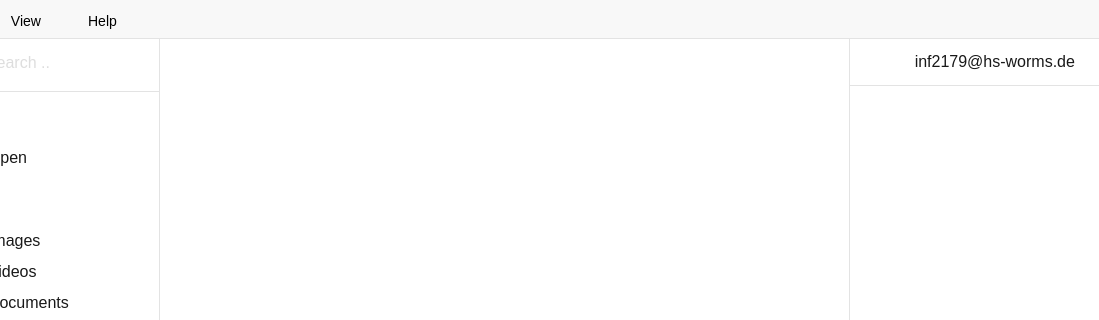
Qt form src/mainwindow.ui (Gitnoter/vemoria2) before a commit; both pictures show x 90 to 1189 and y 0 to 320 of the 1189 by 722 pixel window.
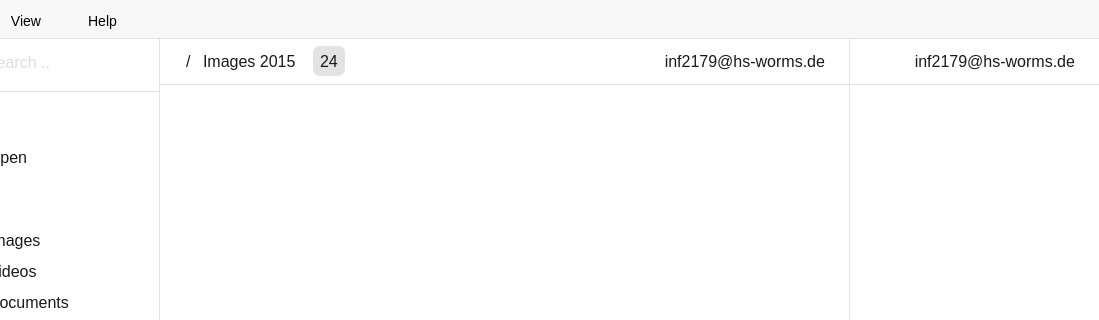
The same form after that commit. Icons and pictures are not drawn.

The edit to the form file:
```diff
--- a/src/mainwindow.ui
+++ b/src/mainwindow.ui
@@ -1124,11 +1124,223 @@
        background-color:#FFF;
        border-top:1px solid #e3e3e3;
 }</string>
-       </property>
-       <layout class="QGridLayout" name="gridLayout_10" rowstretch="0" columnstretch="0"/>
-      </widget>
-     </item>
-     <item>
+        </property>
+        <layout class="QGridLayout" name="gridLayout_10" rowstretch="0" columnstretch="0">
+         <property name="leftMargin">
+          <number>0</number>
+         </property>
+         <property name="topMargin">
+          <number>0</number>
+         </property>
+         <property name="rightMargin">
+          <number>0</number>
+         </property>
+         <property name="bottomMargin">
+          <number>0</number>
+         </property>
+         <property name="spacing">
+          <number>0</number>
+         </property>
+         <item row="0" column="0">
+          <layout class="QHBoxLayout" name="horizontalLayout_4">
+           <property name="spacing">
+            <number>0</number>
+           </property>
+           <item alignment="Qt::AlignLeft|Qt::AlignTop">
+            <widget class="QWidget" name="pathGridWidget" native="true">
+             <property name="minimumSize">
+              <size>
+               <width>0</width>
+               <height>47</height>
+              </size>
+             </property>
+             <property name="styleSheet">
+              <string notr="true">#pathGridWidget{
+border-bottom:1px solid #e3e3e3;
+}</string>
+             </property>
+             <layout class="QGridLayout" name="gridLayout_18">
+              <property name="leftMargin">
+               <number>0</number>
+              </property>
+              <property name="topMargin">
+               <number>0</number>
+              </property>
+              <property name="rightMargin">
+               <number>0</number>
+              </property>
+              <property name="bottomMargin">
+               <number>0</number>
+              </property>
+              <property name="spacing">
+               <number>0</number>
+              </property>
+              <item row="0" column="0">
+               <layout class="QHBoxLayout" name="horizontalLayout_6">
+                <property name="spacing">
+                 <number>0</number>
+                </property>
+                <item>
+                 <widget class="QLabel" name="label_5">
+                  <property name="sizePolicy">
+                   <sizepolicy hsizetype="Preferred" vsizetype="Preferred">
+                    <horstretch>0</horstretch>
+                    <verstretch>0</verstretch>
+                   </sizepolicy>
+                  </property>
+                  <property name="styleSheet">
+                   <string notr="true">padding-left:10px;
+padding-right:3px;</string>
+                  </property>
+                  <property name="text">
+                   <string/>
+                  </property>
+                  <property name="pixmap">
+                   <pixmap>../../../pic/home2.png</pixmap>
+                  </property>
+                 </widget>
+                </item>
+                <item>
+                 <widget class="QLabel" name="label_6">
+                  <property name="sizePolicy">
+                   <sizepolicy hsizetype="Preferred" vsizetype="Preferred">
+                    <horstretch>0</horstretch>
+                    <verstretch>0</verstretch>
+                   </sizepolicy>
+                  </property>
+                  <property name="styleSheet">
+                   <string notr="true">color:#191919;
+font-family: 'Source Sans Pro';
+font-weight:regular;
+padding-right:3px;
+</string>
+                  </property>
+                  <property name="text">
+                   <string>/</string>
+                  </property>
+                 </widget>
+                </item>
+                <item>
+                 <widget class="QLabel" name="label_7">
+                  <property name="styleSheet">
+                   <string notr="true">color:#191919;
+font-family: 'Source Sans Pro';
+font-size:16px;
+font-weight:regular;
+padding-right:13px;</string>
+                  </property>
+                  <property name="text">
+                   <string>Images 2015</string>
+                  </property>
+                 </widget>
+                </item>
+                <item>
+                 <widget class="QLabel" name="label_8">
+                  <property name="sizePolicy">
+                   <sizepolicy hsizetype="Minimum" vsizetype="Minimum">
+                    <horstretch>0</horstretch>
+                    <verstretch>0</verstretch>
+                   </sizepolicy>
+                  </property>
+                  <property name="minimumSize">
+                   <size>
+                    <width>20</width>
+                    <height>20</height>
+                   </size>
+                  </property>
+                  <property name="maximumSize">
+                   <size>
+                    <width>16777215</width>
+                    <height>30</height>
+                   </size>
+                  </property>
+                  <property name="styleSheet">
+                   <string notr="true">background-color:#e3e3e3;
+border-style:solid;
+border-radius:7px;
+border-color:e3e3e3;
+border-width:0px;
+font-size:16px;
+padding:3px;
+font-family: 'Source Sans Pro';
+font-weight:regular;</string>
+                  </property>
+                  <property name="text">
+                   <string>24</string>
+                  </property>
+                 </widget>
+                </item>
+               </layout>
+              </item>
+             </layout>
+            </widget>
+           </item>
+           <item alignment="Qt::AlignTop">
+            <widget class="QWidget" name="userGridWidget" native="true">
+             <property name="enabled">
+              <bool>true</bool>
+             </property>
+             <property name="sizePolicy">
+              <sizepolicy hsizetype="Expanding" vsizetype="Preferred">
+               <horstretch>0</horstretch>
+               <verstretch>0</verstretch>
+              </sizepolicy>
+             </property>
+             <property name="minimumSize">
+              <size>
+               <width>0</width>
+               <height>47</height>
+              </size>
+             </property>
+             <property name="styleSheet">
+              <string notr="true">#userGridWidget{
+border-bottom:1px solid #e3e3e3;
+}</string>
+             </property>
+             <layout class="QGridLayout" name="gridLayout_22">
+              <property name="leftMargin">
+               <number>0</number>
+              </property>
+              <property name="topMargin">
+               <number>0</number>
+              </property>
+              <property name="rightMargin">
+               <number>0</number>
+              </property>
+              <property name="bottomMargin">
+               <number>0</number>
+              </property>
+              <property name="spacing">
+               <number>0</number>
+              </property>
+              <item row="0" column="0" alignment="Qt::AlignRight">
+               <widget class="QLabel" name="userLabel2">
+                <property name="sizePolicy">
+                 <sizepolicy hsizetype="Preferred" vsizetype="Preferred">
+                  <horstretch>0</horstretch>
+                  <verstretch>0</verstretch>
+                 </sizepolicy>
+                </property>
+                <property name="styleSheet">
+                 <string notr="true">padding-right:20px;</string>
+                </property>
+                <property name="text">
+                 <string>inf2179@hs-worms.de</string>
+                </property>
+                <property name="alignment">
+                 <set>Qt::AlignRight|Qt::AlignTrailing|Qt::AlignVCenter</set>
+                </property>
+               </widget>
+              </item>
+             </layout>
+            </widget>
+           </item>
+          </layout>
+         </item>
+        </layout>
+       </widget>
+      </item>
+      <item>
        <widget class="QWidget" name="gridDetail" native="true">
         <property name="minimumSize">
          <size>
@@ -1260,7 +1472,7 @@
                         <property name="maximumSize">
                          <size>
                           <width>16777215</width>
-                          <height>50</height>
+                          <height>46</height>
                          </size>
                         </property>
                         <property name="styleSheet">
```
Left out of the diff: 20 changed lines with no effect on the pictures.
